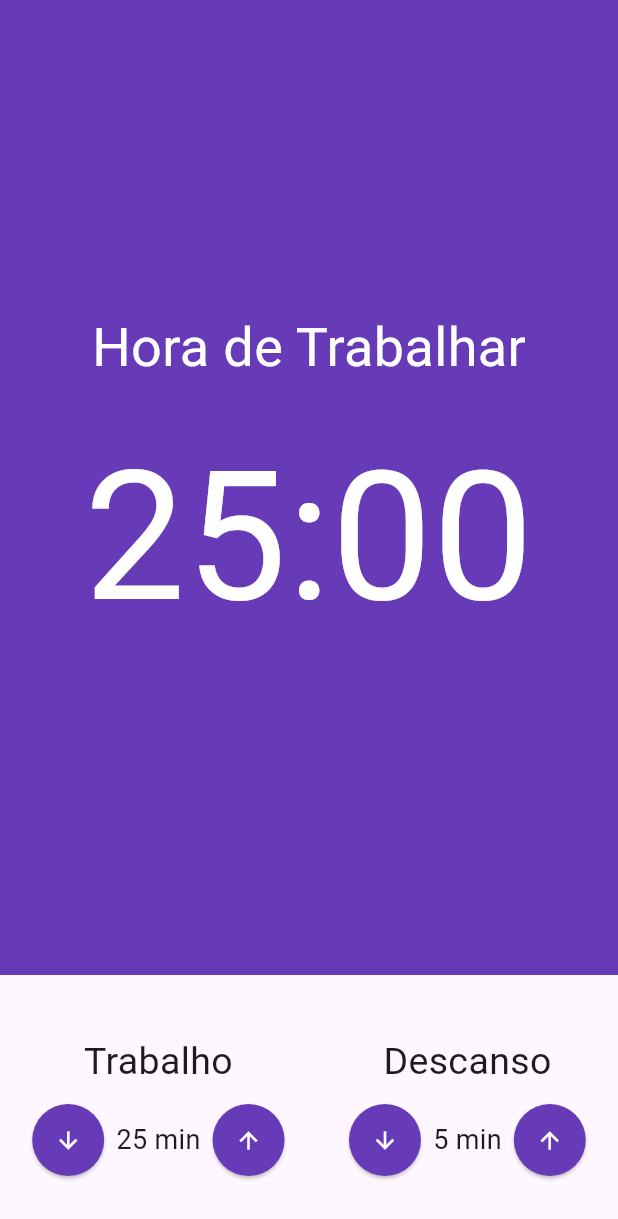
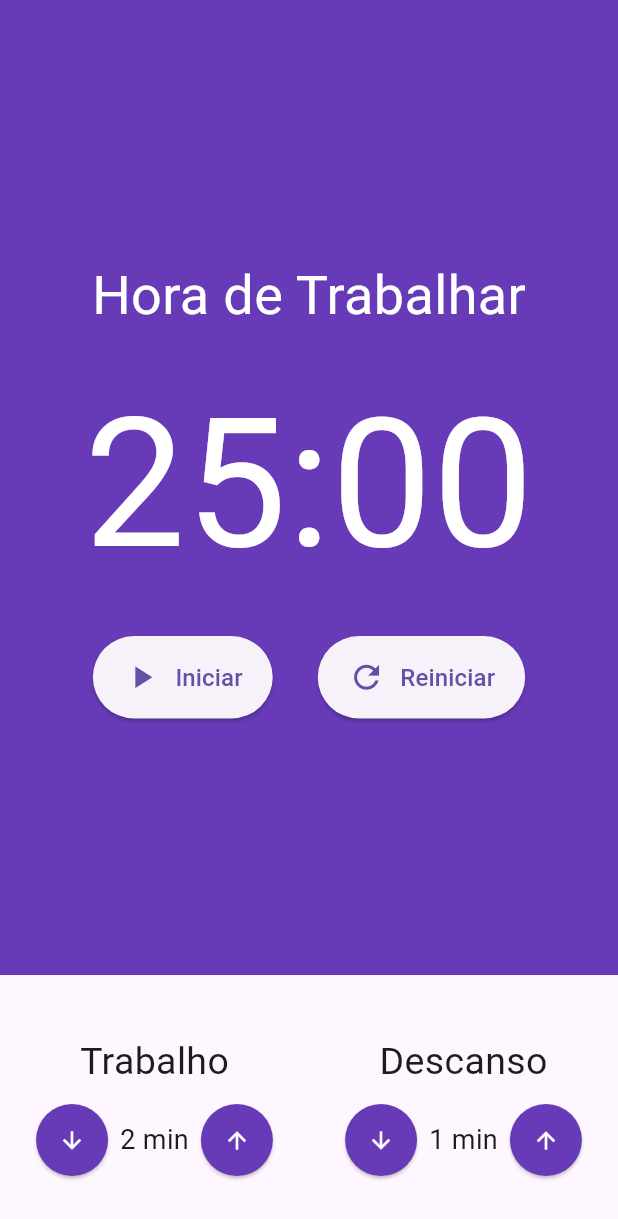
Before and after one commit to devRenata/PomodoroApp, a Flutter app: the screen it shows after launch, on a phone screen of 412 x 824 dp. Shown: the top 1219 px of the screen. Run offline on Flutter 3.47's test engine with Material 3 defaults, Android fonts, the phone set to English and light mode, and no system bars; our stand-ins replace mobx; generated files the repository leaves out were written again.

Commit message:
Adicionando provider e botões Iniciar/Parar/Reiniciar

```diff
--- a/lib/components/cronometro.dart
+++ b/lib/components/cronometro.dart
@@ -1,4 +1,5 @@
 import 'package:flutter/material.dart';
+import 'package:pomodoro/components/cronometro_botao.dart';
 
 class Cronometro extends StatelessWidget {
   const Cronometro({super.key});
@@ -6,7 +7,7 @@ class Cronometro extends StatelessWidget {
   @override
   Widget build(BuildContext context) {
     return Container(
-      color: Colors.deepPurple,
+      color: Theme.of(context).primaryColor,
       child: const Column(
         mainAxisAlignment: MainAxisAlignment.center,
         crossAxisAlignment: CrossAxisAlignment.center,
@@ -26,6 +27,26 @@ class Cronometro extends StatelessWidget {
               color: Colors.white,
             ),
           ),
+          SizedBox(height: 15),
+          Row(
+            mainAxisAlignment: MainAxisAlignment.center,
+            children: [
+              Padding(
+                padding: EdgeInsets.only(right: 15),
+                child:
+                    CronometroBotao(texto: 'Iniciar', icone: Icons.play_arrow),
+              ),
+              // Padding(
+              //   padding: EdgeInsets.only(right: 15),
+              //   child: CronometroBotao(texto: 'Parar', icone: Icons.stop),
+              // ),
+              Padding(
+                padding: EdgeInsets.only(left: 15),
+                child:
+                    CronometroBotao(texto: 'Reiniciar', icone: Icons.refresh),
+              ),
+            ],
+          )
         ],
       ),
     );
--- /dev/null
+++ b/lib/components/cronometro_botao.dart
@@ -0,0 +1,39 @@
+import 'package:flutter/material.dart';
+
+class CronometroBotao extends StatelessWidget {
+  final String texto;
+  final IconData icone;
+
+  const CronometroBotao({
+    super.key,
+    required this.texto,
+    required this.icone,
+  });
+
+  @override
+  Widget build(BuildContext context) {
+    return ElevatedButton(
+      style: ElevatedButton.styleFrom(
+          padding: const EdgeInsets.symmetric(
+        horizontal: 20,
+        vertical: 15,
+      )),
+      onPressed: () {},
+      child: Row(
+        children: [
+          Padding(
+            padding: const EdgeInsets.only(right: 10),
+            child: Icon(
+              icone,
+              size: 25,
+            ),
+          ),
+          Text(
+            texto,
+            style: const TextStyle(fontSize: 16),
+          ),
+        ],
+      ),
+    );
+  }
+}
--- a/lib/components/entrada_tempo.dart
+++ b/lib/components/entrada_tempo.dart
@@ -30,7 +30,7 @@ class EntradaTempo extends StatelessWidget {
               style: ElevatedButton.styleFrom(
                 shape: const CircleBorder(),
                 padding: const EdgeInsets.all(15),
-                backgroundColor: Colors.deepPurple,
+                backgroundColor: Theme.of(context).primaryColor,
               ),
               child: const Icon(
                 Icons.arrow_downward,
@@ -48,7 +48,7 @@ class EntradaTempo extends StatelessWidget {
               style: ElevatedButton.styleFrom(
                 shape: const CircleBorder(),
                 padding: const EdgeInsets.all(15),
-                backgroundColor: Colors.deepPurple,
+                backgroundColor: Theme.of(context).primaryColor,
               ),
               child: const Icon(
                 Icons.arrow_upward,
--- a/lib/main.dart
+++ b/lib/main.dart
@@ -1,5 +1,7 @@
 import 'package:flutter/material.dart';
+import '/store/pomodoro.store.dart';
 import '/pages/pomodoro.dart';
+import 'package:provider/provider.dart';
 
 void main() {
   runApp(const MyApp());
@@ -10,14 +12,22 @@ class MyApp extends StatelessWidget {
 
   @override
   Widget build(BuildContext context) {
-    return MaterialApp(
-      title: 'Flutter Demo',
-      theme: ThemeData(
-        colorScheme: ColorScheme.fromSeed(seedColor: Colors.deepPurple),
-        useMaterial3: true,
+    return MultiProvider(
+      providers: [
+        Provider<PomodoroStore>(
+          create: (_) => PomodoroStore(),
+        )
+      ],
+      child: MaterialApp(
+        title: 'Flutter Demo',
+        theme: ThemeData(
+          //colorScheme: ColorScheme.fromSeed(seedColor: Colors.deepPurple),
+          useMaterial3: true,
+          primaryColor: Colors.deepPurple,
+        ),
+        home: const Pomodoro(),
+        debugShowCheckedModeBanner: false,
       ),
-      home: const Pomodoro(),
-      debugShowCheckedModeBanner: false,
     );
   }
 }
--- a/lib/pages/pomodoro.dart
+++ b/lib/pages/pomodoro.dart
@@ -1,31 +1,35 @@
 import 'package:flutter/material.dart';
-import 'package:pomodoro/components/cronometro.dart';
+import 'package:provider/provider.dart';
 import '../components/entrada_tempo.dart';
+import '../store/pomodoro.store.dart';
+import '../components/cronometro.dart';
 
 class Pomodoro extends StatelessWidget {
   const Pomodoro({super.key});
 
   @override
   Widget build(BuildContext context) {
-    return const Scaffold(
+    final store = Provider.of<PomodoroStore>(context);
+
+    return Scaffold(
       body: Column(
         crossAxisAlignment: CrossAxisAlignment.stretch,
         children: [
-          Expanded(
+          const Expanded(
             child: Cronometro(),
           ),
           Padding(
-            padding: EdgeInsets.symmetric(vertical: 40),
+            padding: const EdgeInsets.symmetric(vertical: 40),
             child: Row(
               mainAxisAlignment: MainAxisAlignment.spaceAround,
               children: [
                 EntradaTempo(
                   titulo: 'Trabalho',
-                  valor: 25,
+                  valor: store.tempoTrabalho,
                 ),
                 EntradaTempo(
                   titulo: 'Descanso',
-                  valor: 5,
+                  valor: store.tempoDescanso,
                 ),
               ],
             ),
--- /dev/null
+++ b/lib/store/pomodoro.store.dart
@@ -0,0 +1,37 @@
+import 'package:mobx/mobx.dart';
+
+part 'pomodoro.store.g.dart';
+
+class PomodoroStore = _PomodoroStore with _$PomodoroStore;
+
+abstract class _PomodoroStore with Store {
+  @observable
+  int tempoTrabalho = 2;
+
+  @observable
+  int tempoDescanso = 1;
+
+  @action
+  void incrementarTempoTrabalho() {
+    tempoTrabalho++;
+  }
+
+  @action
+  void decrementarTempoTrabalho() {
+    tempoTrabalho--;
+  }
+
+  @action
+  void incrementarTempoDescanso() {
+    tempoDescanso++;
+  }
+
+  @action
+  void decrementarTempoDescanso() {
+    tempoDescanso--;
+  }
+}
+
+// comando para gerar o arquivo automáticamente:
+// flutter pub run build_runner --help --> toda a lista de possibilidades
+// flutter pub run build_runner watch --> vai monitorar todas as modificações
```
Also changed, not shown: lib/store/pomodoro.store.g.dart (added).
